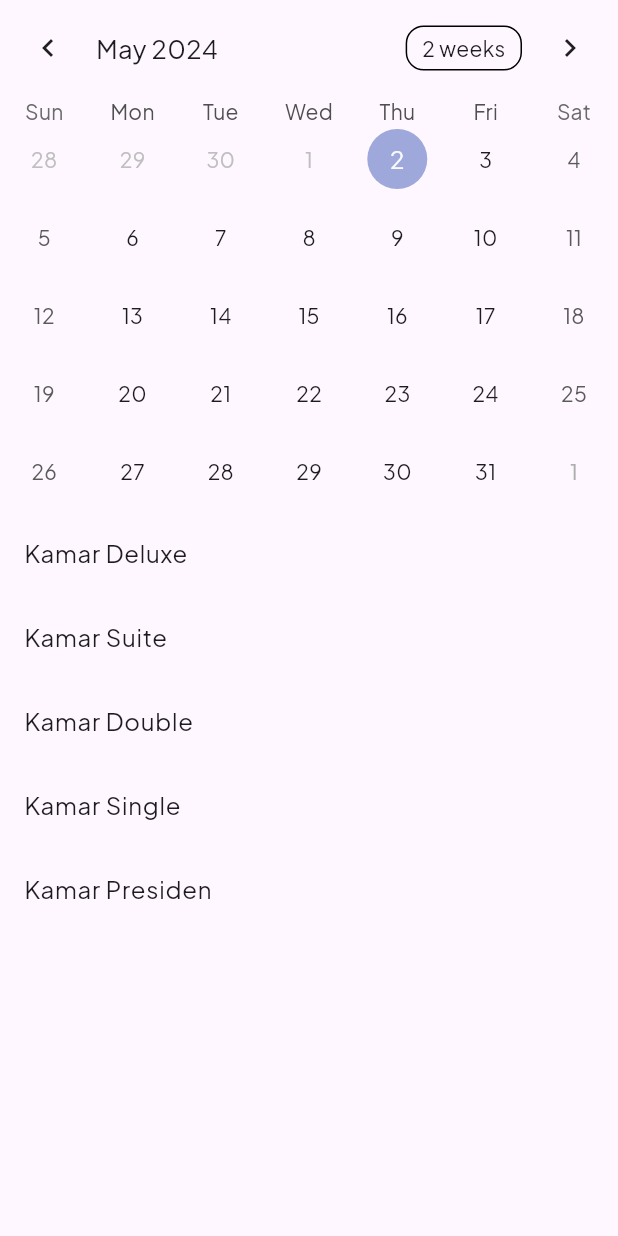
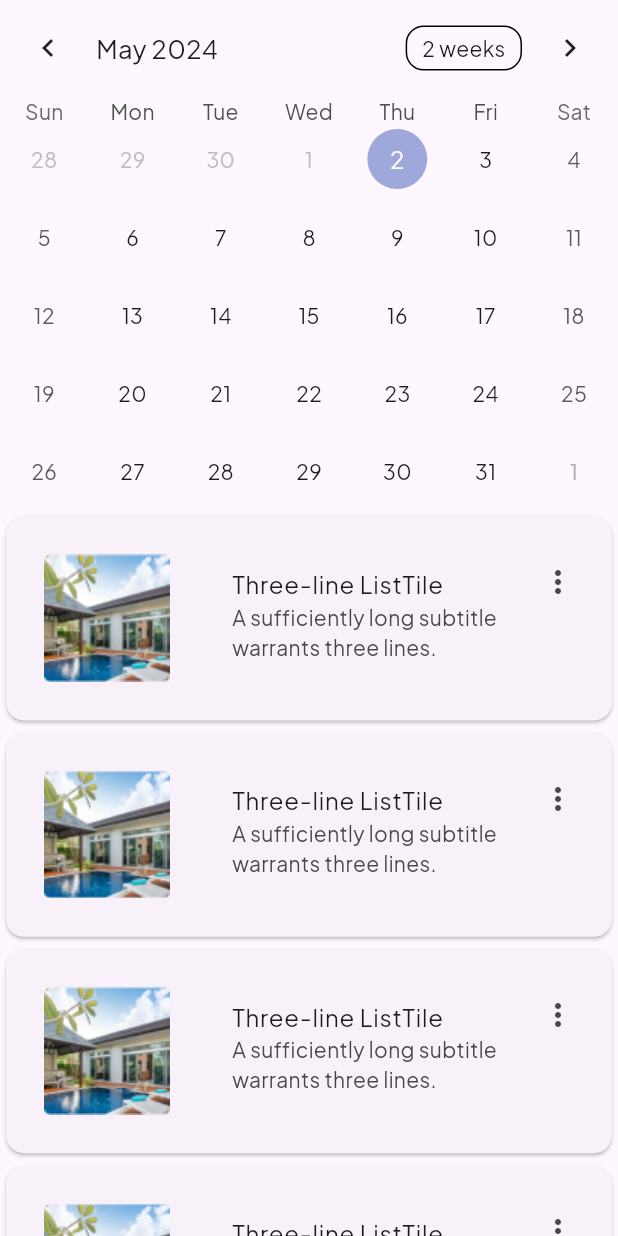
Before and after one commit to afyar08/frontend_hotel, a Flutter app: the Home screen opened directly, on a phone screen of 412 x 824 dp. Run offline on Flutter 3.47's test engine with Material 3 defaults, Android fonts, the phone set to English and light mode, and no system bars; drawn by our look-alikes of table_calendar; our stand-ins replace shared_preferences; accounts and stored records are empty.

Commit message:
ini onprogres

```diff
--- a/lib/pages/frontdesk/frontdesk_dashboard.dart
+++ b/lib/pages/frontdesk/frontdesk_dashboard.dart
@@ -5,7 +5,6 @@ import 'package:frontend_hotel/pages/home.dart' as mainHome;
 import 'package:frontend_hotel/pages/frontdesk/home.dart';
 import 'package:frontend_hotel/pages/frontdesk/housekeeping.dart';
 import 'package:frontend_hotel/pages/frontdesk/inhouse_guest.dart';
-import 'package:frontend_hotel/pages/frontdesk/logout.dart';
 import 'package:frontend_hotel/pages/frontdesk/new_booking.dart';
 import 'package:frontend_hotel/pages/frontdesk/reserved_status.dart';
 import 'package:frontend_hotel/pages/login/frontoffice.dart';
@@ -67,7 +66,6 @@ class _MyHomePageState extends State<MyHomePage> {
     ReservedStatus(),
     AvailableStatus(),
     HouseKeeping(),
-    Logout(),
   ];
 
   void _onItemTapped(int index) {
--- a/lib/pages/frontdesk/home.dart
+++ b/lib/pages/frontdesk/home.dart
@@ -1,6 +1,6 @@
 import 'package:flutter/material.dart';
 import 'package:table_calendar/table_calendar.dart';
-import 'detail_room.dart';  // Pastikan ini mengarah ke file detail_room.dart yang benar
+import 'detail_room.dart'; // Pastikan ini mengarah ke file detail_room.dart yang benar
 
 class Home extends StatefulWidget {
   const Home({super.key});
@@ -47,18 +47,47 @@ class _HomeState extends State<Home> {
             child: ListView.builder(
               itemCount: _rooms.length,
               itemBuilder: (context, index) {
-                return ListTile(
-                  title: Text(_rooms[index]),
-                  onTap: () {
-                    // Navigasi ke halaman detail kamar
-                    Navigator.push(
-                      context,
-                      MaterialPageRoute(
-                        builder: (context) => DetailRoom(roomName: _rooms[index]),
+                return GestureDetector(
+                  onTap: (){},
+                  child: Card(
+                  child: Row(
+                    children: <Widget>[
+                      Expanded(
+                        flex: 1,
+                        child: Image.asset(
+                          'assets/images/dash.png',
+                        ),
                       ),
-                    );
-                  },
+                      Expanded(
+                        flex: 2,
+                        child: ListTile(
+                          title: Text('Three-line ListTile'),
+                          subtitle: Text(
+                              'A sufficiently long subtitle warrants three lines.'),
+                          trailing: Icon(Icons.more_vert),
+                          isThreeLine: true,
+                        ),
+                      ),
+                    ],
+                  ),
+                )
                 );
+                // return Card(
+                //   child: ListTile(
+                //     leading: ,
+                //     title: Text(_rooms[index]),
+                //     onTap: () {
+                //       // Navigasi ke halaman detail kamar
+                //       Navigator.push(
+                //         context,
+                //         MaterialPageRoute(
+                //           builder: (context) =>
+                //               DetailRoom(roomName: _rooms[index]),
+                //         ),
+                //       );
+                //     },
+                //   ),
+                // );
               },
             ),
           ),
--- a/lib/splash_screen.dart
+++ b/lib/splash_screen.dart
@@ -1,7 +1,7 @@
 import 'package:flutter/material.dart';
 import 'package:flutter/services.dart';
 import 'package:frontend_hotel/pages/frontdesk/detail_room.dart';
-import 'package:frontend_hotel/pages/home.dart';
+import 'package:frontend_hotel/pages/frontdesk/home.dart';
 import 'package:frontend_hotel/pages/home1.dart';
 import 'package:frontend_hotel/pages/login/frontoffice.dart';
 
@@ -22,7 +22,7 @@ class _SplashScreenState extends State<SplashScreen> {
     Future.delayed(const Duration(seconds: 2), () {
       //ini atur waktu gesss buat splashnyaaaaaaa
       Navigator.of(context)
-          .pushReplacement(MaterialPageRoute(builder: (_) => const Home1())); //Home()
+          .pushReplacement(MaterialPageRoute(builder: (_) => const Home())); //Home1()
     });
   }
 
--- a/pubspec.yaml
+++ b/pubspec.yaml
@@ -74,6 +74,8 @@ flutter:
     - assets/images/prv.png
     - assets/images/prv2.png
     - assets/images/prv3.png
+    - assets/images/dash.png
+    - assets/images/dashh.png
   #   - images/a_dot_ham.jpeg
 
   # An image asset can refer to one or more resolution-specific "variants", see
```
Also changed, not shown: lib/pages/frontdesk/logout.dart (deleted, +0 -15 lines), assets/images/dash.png (added), assets/images/dashh.png (added).
